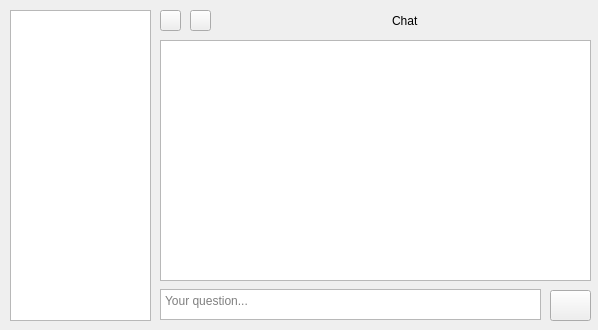
The window that chatixmainwindow.ui (Etwas-Trufanov/Chatix) describes before a commit, drawn with Qt 5.
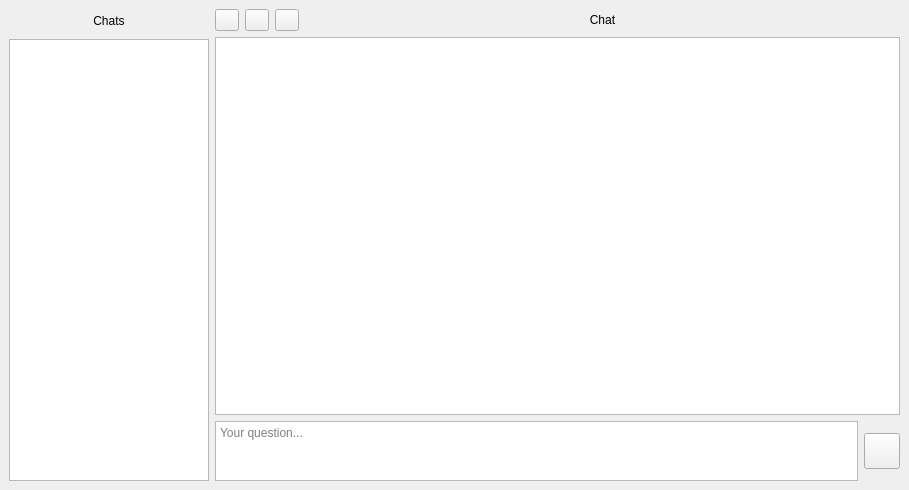
The same window after the commit. Icons and pictures are not drawn.

Commit message: Созданы привязки, md формат, автоскрытие списка чатов

What changed in the file:
```diff
--- a/chatixmainwindow.ui
+++ b/chatixmainwindow.ui
@@ -6,143 +6,183 @@
    <rect>
     <x>0</x>
     <y>0</y>
-    <width>598</width>
-    <height>330</height>
+    <width>909</width>
+    <height>490</height>
    </rect>
   </property>
   <property name="windowTitle">
    <string>ChatixMainWindow</string>
   </property>
   <widget class="QWidget" name="centralwidget">
-   <widget class="QListWidget" name="chatList">
-    <property name="geometry">
-     <rect>
-      <x>10</x>
-      <y>10</y>
-      <width>141</width>
-      <height>311</height>
-     </rect>
-    </property>
-   </widget>
-   <widget class="QTextEdit" name="chatBox">
-    <property name="geometry">
-     <rect>
-      <x>160</x>
-      <y>40</y>
-      <width>431</width>
-      <height>241</height>
-     </rect>
-    </property>
-    <property name="readOnly">
-     <bool>true</bool>
-    </property>
-   </widget>
-   <widget class="QPlainTextEdit" name="questionEdit">
-    <property name="geometry">
-     <rect>
-      <x>160</x>
-      <y>289</y>
-      <width>381</width>
-      <height>31</height>
-     </rect>
-    </property>
-    <property name="placeholderText">
-     <string>Your question...</string>
-    </property>
-   </widget>
-   <widget class="QPushButton" name="sendButton">
-    <property name="geometry">
-     <rect>
-      <x>550</x>
-      <y>290</y>
-      <width>41</width>
-      <height>31</height>
-     </rect>
-    </property>
-    <property name="text">
-     <string/>
-    </property>
-    <property name="icon">
-     <iconset theme="QIcon::ThemeIcon::MailForward"/>
-    </property>
-   </widget>
-   <widget class="QPushButton" name="hideChatListButton">
-    <property name="geometry">
-     <rect>
-      <x>160</x>
-      <y>10</y>
-      <width>21</width>
-      <height>21</height>
-     </rect>
-    </property>
-    <property name="text">
-     <string/>
-    </property>
-    <property name="icon">
-     <iconset theme="QIcon::ThemeIcon::GoPrevious"/>
-    </property>
-   </widget>
-   <widget class="QWidget" name="horizontalLayoutWidget">
-    <property name="geometry">
-     <rect>
-      <x>220</x>
-      <y>10</y>
-      <width>371</width>
-      <height>22</height>
-     </rect>
-    </property>
-    <layout class="QHBoxLayout" name="horizontalLayout">
-     <item>
-      <spacer name="horizontalSpacer">
-       <property name="orientation">
-        <enum>Qt::Orientation::Horizontal</enum>
-       </property>
-       <property name="sizeHint" stdset="0">
-        <size>
-         <width>40</width>
-         <height>20</height>
-        </size>
-       </property>
-      </spacer>
-     </item>
-     <item>
-      <widget class="QLabel" name="label">
-       <property name="text">
-        <string>Chat</string>
-       </property>
-      </widget>
-     </item>
-     <item>
-      <spacer name="horizontalSpacer_2">
-       <property name="orientation">
-        <enum>Qt::Orientation::Horizontal</enum>
-       </property>
-       <property name="sizeHint" stdset="0">
-        <size>
-         <width>40</width>
-         <height>20</height>
-        </size>
-       </property>
-      </spacer>
-     </item>
-    </layout>
-   </widget>
-   <widget class="QPushButton" name="newChatButton">
-    <property name="geometry">
-     <rect>
-      <x>190</x>
-      <y>10</y>
-      <width>21</width>
-      <height>21</height>
-     </rect>
-    </property>
-    <property name="text">
-     <string/>
-    </property>
-    <property name="icon">
-     <iconset theme="QIcon::ThemeIcon::ContactNew"/>
-    </property>
-   </widget>
+   <property name="sizePolicy">
+    <sizepolicy hsizetype="Expanding" vsizetype="Expanding">
+     <horstretch>0</horstretch>
+     <verstretch>0</verstretch>
+    </sizepolicy>
+   </property>
+   <property name="autoFillBackground">
+    <bool>false</bool>
+   </property>
+   <layout class="QGridLayout" name="gridLayout_2">
+    <item row="0" column="0">
+     <layout class="QHBoxLayout" name="horizontalLayout">
+      <item>
+       <layout class="QGridLayout" name="chatListLayout">
+        <item row="2" column="0">
+         <widget class="QListWidget" name="chatList">
+          <property name="sizePolicy">
+           <sizepolicy hsizetype="Fixed" vsizetype="Expanding">
+            <horstretch>0</horstretch>
+            <verstretch>0</verstretch>
+           </sizepolicy>
+          </property>
+          <property name="maximumSize">
+           <size>
+            <width>200</width>
+            <height>16777215</height>
+           </size>
+          </property>
+         </widget>
+        </item>
+        <item row="1" column="0">
+         <widget class="QLabel" name="chatListLabel">
+          <property name="minimumSize">
+           <size>
+            <width>0</width>
+            <height>24</height>
+           </size>
+          </property>
+          <property name="text">
+           <string>Chats</string>
+          </property>
+          <property name="alignment">
+           <set>Qt::AlignmentFlag::AlignCenter</set>
+          </property>
+         </widget>
+        </item>
+       </layout>
+      </item>
+      <item>
+       <layout class="QVBoxLayout" name="verticalLayout">
+        <item>
+         <layout class="QHBoxLayout" name="horizontalLayout_2">
+          <item>
+           <widget class="QPushButton" name="hideChatListButton">
+            <property name="maximumSize">
+             <size>
+              <width>24</width>
+              <height>24</height>
+             </size>
+            </property>
+            <property name="text">
+             <string/>
+            </property>
+            <property name="icon">
+             <iconset theme="QIcon::ThemeIcon::GoPrevious"/>
+            </property>
+           </widget>
+          </item>
+          <item>
+           <widget class="QPushButton" name="newChatButton">
+            <property name="maximumSize">
+             <size>
+              <width>24</width>
+              <height>24</height>
+             </size>
+            </property>
+            <property name="text">
+             <string/>
+            </property>
+            <property name="icon">
+             <iconset theme="QIcon::ThemeIcon::ContactNew"/>
+            </property>
+           </widget>
+          </item>
+          <item>
+           <widget class="QPushButton" name="settingsButton">
+            <property name="maximumSize">
+             <size>
+              <width>24</width>
+              <height>24</height>
+             </size>
+            </property>
+            <property name="text">
+             <string/>
+            </property>
+            <property name="icon">
+             <iconset theme="QIcon::ThemeIcon::HelpAbout"/>
+            </property>
+           </widget>
+          </item>
+          <item>
+           <widget class="QLabel" name="label">
+            <property name="text">
+             <string>Chat</string>
+            </property>
+            <property name="alignment">
+             <set>Qt::AlignmentFlag::AlignCenter</set>
+            </property>
+           </widget>
+          </item>
+         </layout>
+        </item>
+        <item>
+         <widget class="QTextEdit" name="chatBox">
+          <property name="readOnly">
+           <bool>true</bool>
+          </property>
+         </widget>
+        </item>
+        <item>
+         <layout class="QGridLayout" name="gridLayout">
+          <item row="0" column="0">
+           <widget class="QPlainTextEdit" name="questionEdit">
+            <property name="sizePolicy">
+             <sizepolicy hsizetype="Expanding" vsizetype="Fixed">
+              <horstretch>0</horstretch>
+              <verstretch>0</verstretch>
+             </sizepolicy>
+            </property>
+            <property name="maximumSize">
+             <size>
+              <width>16777215</width>
+              <height>60</height>
+             </size>
+            </property>
+            <property name="placeholderText">
+             <string>Your question...</string>
+            </property>
+           </widget>
+          </item>
+          <item row="0" column="1">
+           <widget class="QPushButton" name="sendButton">
+            <property name="minimumSize">
+             <size>
+              <width>36</width>
+              <height>36</height>
+             </size>
+            </property>
+            <property name="maximumSize">
+             <size>
+              <width>36</width>
+              <height>36</height>
+             </size>
+            </property>
+            <property name="text">
+             <string/>
+            </property>
+            <property name="icon">
+             <iconset theme="QIcon::ThemeIcon::MailForward"/>
+            </property>
+           </widget>
+          </item>
+         </layout>
+        </item>
+       </layout>
+      </item>
+     </layout>
+    </item>
+   </layout>
   </widget>
  </widget>
  <resources/>
```
Left out of the diff: 2 changed lines with no effect on the pictures. The commit also changes 2 other files.
